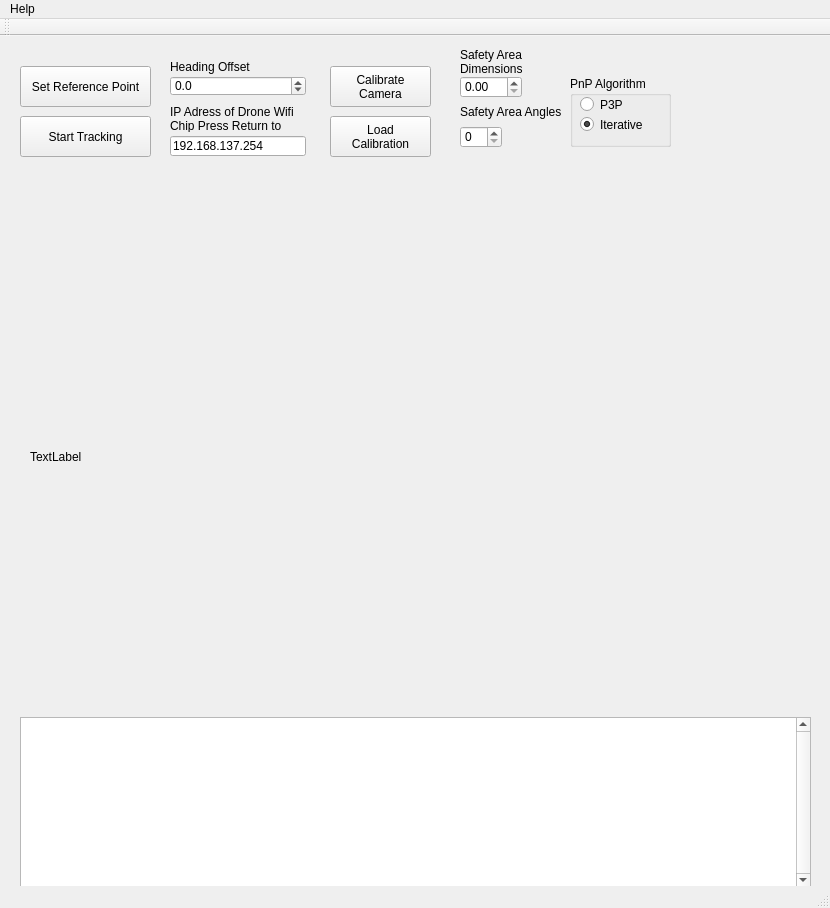
The window that 4000_Visualization/4100_Benchmark_Visualization/Camera_Tracking/RigidTrack/RigidTrack/RigidTrack.ui (LordTofu/RigidTrack) describes before a commit, drawn with Qt 5.
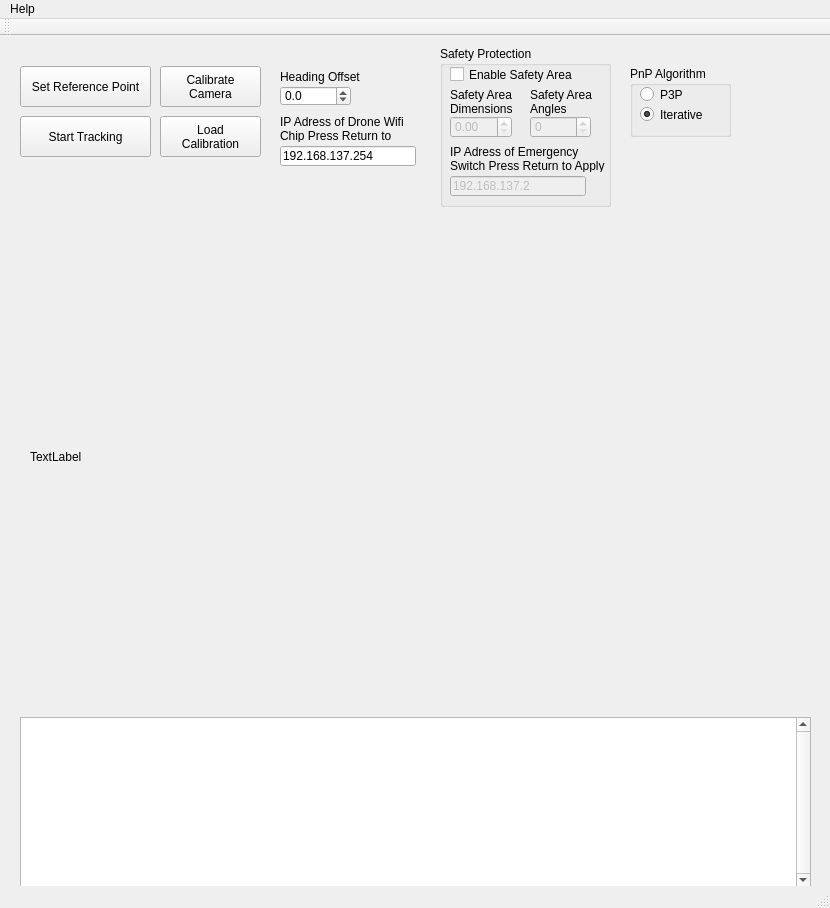
The same window after the commit.

Commit message: # included a check box to enable or disable safety protection # included  spinner box for safety area definition # included text box for safety switch ip adress

What changed in the file:
```diff
--- a/4000_Visualization/4100_Benchmark_Visualization/Camera_Tracking/RigidTrack/RigidTrack/RigidTrack.ui
+++ b/4000_Visualization/4100_Benchmark_Visualization/Camera_Tracking/RigidTrack/RigidTrack/RigidTrack.ui
@@ -59,7 +59,7 @@
    <widget class="QPushButton" name="btnCalibrate">
     <property name="geometry">
      <rect>
-      <x>330</x>
+      <x>160</x>
       <y>30</y>
       <width>101</width>
       <height>41</height>
@@ -73,7 +73,7 @@
    <widget class="QPushButton" name="btnLoadCalib">
     <property name="geometry">
      <rect>
-      <x>330</x>
+      <x>160</x>
       <y>80</y>
       <width>101</width>
       <height>41</height>
@@ -100,9 +100,9 @@
    <widget class="QDoubleSpinBox" name="sbHeadingOffset">
     <property name="geometry">
      <rect>
-      <x>170</x>
-      <y>40</y>
-      <width>136</width>
+      <x>280</x>
+      <y>50</y>
+      <width>71</width>
       <height>20</height>
      </rect>
     </property>
@@ -119,8 +119,8 @@
    <widget class="QLabel" name="label">
     <property name="geometry">
      <rect>
-      <x>170</x>
-      <y>20</y>
+      <x>280</x>
+      <y>30</y>
       <width>136</width>
       <height>21</height>
      </rect>
@@ -132,8 +132,8 @@
    <widget class="QLineEdit" name="leIPDrone">
     <property name="geometry">
      <rect>
-      <x>170</x>
-      <y>100</y>
+      <x>280</x>
+      <y>110</y>
       <width>136</width>
       <height>20</height>
      </rect>
@@ -145,8 +145,8 @@
    <widget class="QLabel" name="label_2">
     <property name="geometry">
      <rect>
-      <x>170</x>
-      <y>70</y>
+      <x>280</x>
+      <y>80</y>
       <width>141</width>
       <height>26</height>
      </rect>
@@ -158,63 +158,11 @@
      <bool>true</bool>
     </property>
    </widget>
-   <widget class="QLabel" name="lbSafetyArea">
-    <property name="geometry">
-     <rect>
-      <x>460</x>
-      <y>10</y>
-      <width>111</width>
-      <height>31</height>
-     </rect>
-    </property>
-    <property name="text">
-     <string>Safety Area Dimensions </string>
-    </property>
-    <property name="wordWrap">
-     <bool>true</bool>
-    </property>
-   </widget>
-   <widget class="QSpinBox" name="spinBox_2">
-    <property name="geometry">
-     <rect>
-      <x>460</x>
-      <y>90</y>
-      <width>42</width>
-      <height>22</height>
-     </rect>
-    </property>
-   </widget>
-   <widget class="QDoubleSpinBox" name="doubleSpinBox">
-    <property name="geometry">
-     <rect>
-      <x>460</x>
-      <y>40</y>
-      <width>62</width>
-      <height>22</height>
-     </rect>
-    </property>
-   </widget>
-   <widget class="QLabel" name="lbSafetyArea_2">
-    <property name="geometry">
-     <rect>
-      <x>460</x>
-      <y>60</y>
-      <width>111</width>
-      <height>31</height>
-     </rect>
-    </property>
-    <property name="text">
-     <string>Safety Area Angles</string>
-    </property>
-    <property name="wordWrap">
-     <bool>true</bool>
-    </property>
-   </widget>
    <widget class="QGroupBox" name="groupBox">
     <property name="geometry">
      <rect>
-      <x>570</x>
-      <y>40</y>
+      <x>630</x>
+      <y>30</y>
       <width>101</width>
       <height>71</height>
      </rect>
@@ -252,6 +200,122 @@
      </property>
     </widget>
    </widget>
+   <widget class="QGroupBox" name="groupBox_2">
+    <property name="geometry">
+     <rect>
+      <x>440</x>
+      <y>10</y>
+      <width>171</width>
+      <height>161</height>
+     </rect>
+    </property>
+    <property name="title">
+     <string>Safety Protection</string>
+    </property>
+    <widget class="QCheckBox" name="cbSafety">
+     <property name="geometry">
+      <rect>
+       <x>10</x>
+       <y>20</y>
+       <width>131</width>
+       <height>17</height>
+      </rect>
+     </property>
+     <property name="text">
+      <string>Enable Safety Area</string>
+     </property>
+    </widget>
+    <widget class="QDoubleSpinBox" name="dsbDimension">
+     <property name="enabled">
+      <bool>false</bool>
+     </property>
+     <property name="geometry">
+      <rect>
+       <x>10</x>
+       <y>70</y>
+       <width>62</width>
+       <height>22</height>
+      </rect>
+     </property>
+    </widget>
+    <widget class="QSpinBox" name="sbAngle">
+     <property name="enabled">
+      <bool>false</bool>
+     </property>
+     <property name="geometry">
+      <rect>
+       <x>90</x>
+       <y>70</y>
+       <width>61</width>
+       <height>22</height>
+      </rect>
+     </property>
+    </widget>
+    <widget class="QLabel" name="lbSafetyArea">
+     <property name="geometry">
+      <rect>
+       <x>10</x>
+       <y>40</y>
+       <width>111</width>
+       <height>31</height>
+      </rect>
+     </property>
+     <property name="text">
+      <string>Safety Area Dimensions </string>
+     </property>
+     <property name="wordWrap">
+      <bool>true</bool>
+     </property>
+    </widget>
+    <widget class="QLabel" name="lbSafetyArea_2">
+     <property name="geometry">
+      <rect>
+       <x>90</x>
+       <y>40</y>
+       <width>91</width>
+       <height>31</height>
+      </rect>
+     </property>
+     <property name="text">
+      <string>Safety Area Angles</string>
+     </property>
+     <property name="wordWrap">
+      <bool>true</bool>
+     </property>
+    </widget>
+    <widget class="QLineEdit" name="leIPCB">
+     <property name="enabled">
+      <bool>false</bool>
+     </property>
+     <property name="geometry">
+      <rect>
+       <x>10</x>
+       <y>130</y>
+       <width>136</width>
+       <height>20</height>
+      </rect>
+     </property>
+     <property name="text">
+      <string>192.168.137.2</string>
+     </property>
+    </widget>
+    <widget class="QLabel" name="label_3">
+     <property name="geometry">
+      <rect>
+       <x>10</x>
+       <y>100</y>
+       <width>161</width>
+       <height>26</height>
+      </rect>
+     </property>
+     <property name="text">
+      <string>IP Adress of Emergency Switch Press Return to Apply</string>
+     </property>
+     <property name="wordWrap">
+      <bool>true</bool>
+     </property>
+    </widget>
+   </widget>
   </widget>
   <widget class="QMenuBar" name="menuBar">
    <property name="geometry">
```
The commit also changes 20 other files.
